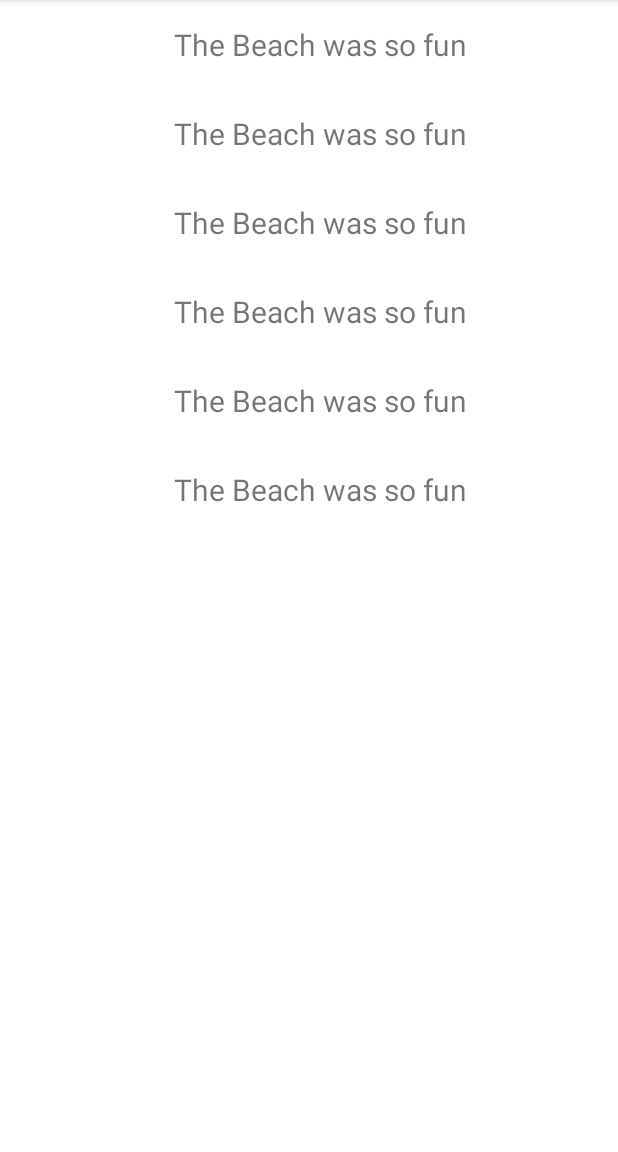
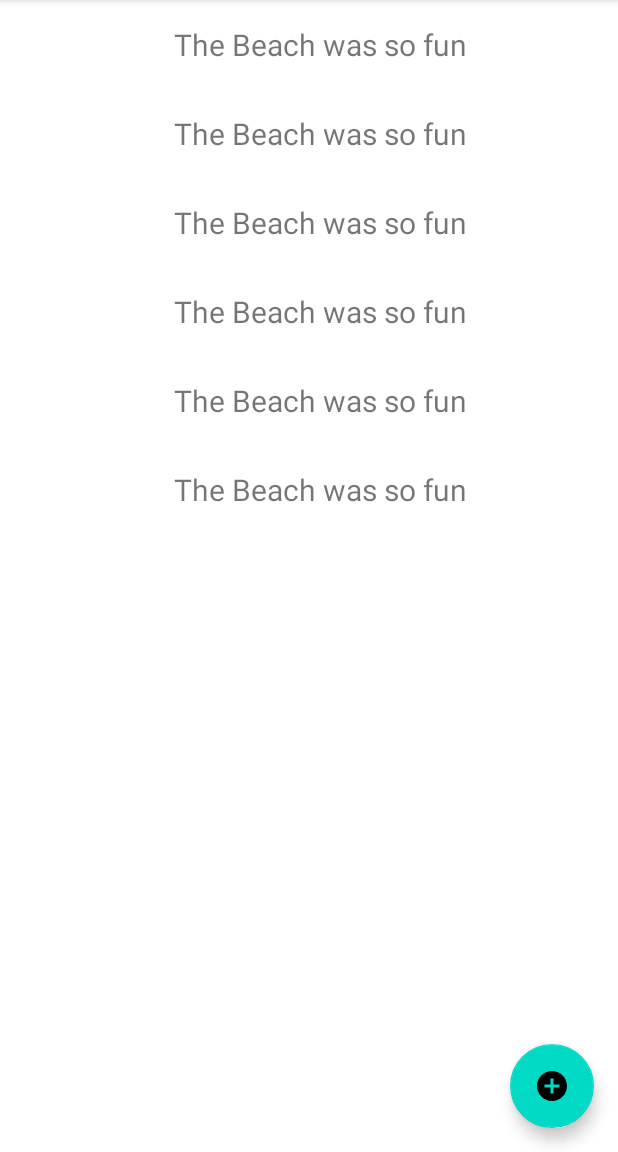
Before and after one commit to CaryLefteroffPortfolio/SocialMediaApp, an Android app: the CreatePostFragment screen opened through its navigation route, after a tap on "SUBMIT", on a phone screen of 412 x 824 dp, the part 84-1236 px from its top. Run offline under Robolectric (Android 15) with nearby library versions, the phone set to English and light mode, and no system bars; 1 statement that could not run was skipped.

Commit message:
Added addpost floatingactionbutton

```diff
--- a/app/src/main/java/com/example/cs175proj/CreatePostFragment.java
+++ b/app/src/main/java/com/example/cs175proj/CreatePostFragment.java
@@ -2,11 +2,15 @@ package com.example.cs175proj;
 
 import android.os.Bundle;
 
+import androidx.annotation.NonNull;
 import androidx.fragment.app.Fragment;
 import androidx.navigation.NavController;
 import androidx.navigation.fragment.NavHostFragment;
 
 import android.view.LayoutInflater;
+import android.view.Menu;
+import android.view.MenuInflater;
+import android.view.MenuItem;
 import android.view.View;
 import android.view.ViewGroup;
 import android.widget.Button;
@@ -23,6 +27,7 @@ public class CreatePostFragment extends Fragment {
 
     @Override
     public void onCreate(Bundle savedInstanceState) {
+        setHasOptionsMenu(true);
         super.onCreate(savedInstanceState);
     }
 
@@ -58,4 +63,18 @@ public class CreatePostFragment extends Fragment {
         NavController nav = NavHostFragment.findNavController(this);
         nav.navigate(R.id.action_createPostFragment_to_itemFragment);
     }
+
+    @Override
+    public void onCreateOptionsMenu(@NonNull Menu menu, @NonNull MenuInflater inflater) {
+        inflater.inflate(R.menu.createpostmenu, menu);
+        super.onCreateOptionsMenu(menu, inflater);
+    }
+
+    @Override
+    public boolean onOptionsItemSelected(@NonNull MenuItem item) {
+        if(item.getItemId() == R.id.backToBoard){
+            goBackToList();
+        }
+        return super.onOptionsItemSelected(item);
+    }
 }
--- a/app/src/main/res/layout/fragment_item_list.xml
+++ b/app/src/main/res/layout/fragment_item_list.xml
@@ -1,4 +1,8 @@
 <?xml version="1.0" encoding="utf-8"?>
+<FrameLayout
+    android:layout_width="match_parent"
+    xmlns:android="http://schemas.android.com/apk/res/android"
+    android:layout_height="wrap_content">
 <androidx.recyclerview.widget.RecyclerView xmlns:android="http://schemas.android.com/apk/res/android"
     xmlns:app="http://schemas.android.com/apk/res-auto"
     xmlns:tools="http://schemas.android.com/tools"
@@ -13,3 +17,12 @@
     tools:listitem="@layout/fragment_item" >
 
 </androidx.recyclerview.widget.RecyclerView>
+    <com.google.android.material.floatingactionbutton.FloatingActionButton
+        android:id="@+id/fab"
+        android:layout_width="wrap_content"
+        android:layout_height="wrap_content"
+        android:layout_gravity="end|bottom"
+        android:src="@drawable/ic_baseline_add_circle_24"
+        android:contentDescription="@string/submit"
+        android:layout_margin="16dp" />
+</FrameLayout>
--- a/app/src/main/res/menu/createpostmenu.xml
+++ b/app/src/main/res/menu/createpostmenu.xml
@@ -1,4 +1,4 @@
 <?xml version="1.0" encoding="utf-8"?>
 <menu xmlns:android="http://schemas.android.com/apk/res/android">
-
+    <item android:id="@+id/backToBoard" android:title="@string/logout" android:icon="@drawable/ic_baseline_arrow_back_24" />
 </menu>
--- a/app/src/main/res/navigation/forum_nav.xml
+++ b/app/src/main/res/navigation/forum_nav.xml
@@ -14,6 +14,9 @@
             android:name="PostIndex"
             app:argType="integer"
             android:defaultValue="0" />
+        <action
+            android:id="@+id/action_postContentViewFragment_to_itemFragment"
+            app:destination="@id/itemFragment" />
     </fragment>
     <fragment
         android:id="@+id/itemFragment"
```
Also changed, not shown: app/src/main/java/com/example/cs175proj/PostContentViewFragment.java (+23 -0 lines).
